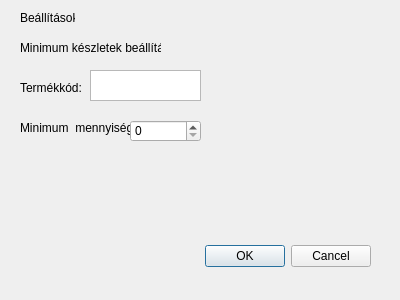
This is recept/optiondialog.ui in Teaching-projects/SZE-ProgCpp-2018-E-recept as Qt 5 draws it before an edit. The edited form follows.
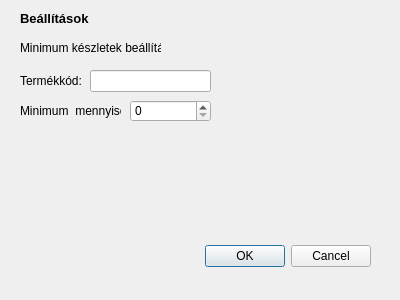
This is the edited form.

Diff of the .ui file:
```diff
--- a/recept/optiondialog.ui
+++ b/recept/optiondialog.ui
@@ -34,10 +34,17 @@
     <rect>
      <x>20</x>
      <y>10</y>
-     <width>55</width>
+     <width>71</width>
      <height>16</height>
     </rect>
    </property>
+   <property name="font">
+    <font>
+     <pointsize>10</pointsize>
+     <weight>75</weight>
+     <bold>true</bold>
+    </font>
+   </property>
    <property name="text">
     <string>Beállítások</string>
    </property>
@@ -55,23 +62,13 @@
     <string>Minimum készletek beállítása:</string>
    </property>
   </widget>
-  <widget class="QTextEdit" name="textEdit">
-   <property name="geometry">
-    <rect>
-     <x>90</x>
-     <y>70</y>
-     <width>111</width>
-     <height>31</height>
-    </rect>
-   </property>
-  </widget>
   <widget class="QLabel" name="label_3">
    <property name="geometry">
     <rect>
      <x>20</x>
-     <y>80</y>
-     <width>61</width>
-     <height>16</height>
+     <y>70</y>
+     <width>81</width>
+     <height>21</height>
     </rect>
    </property>
    <property name="text">
@@ -82,9 +79,9 @@
    <property name="geometry">
     <rect>
      <x>20</x>
-     <y>120</y>
-     <width>111</width>
-     <height>16</height>
+     <y>100</y>
+     <width>101</width>
+     <height>21</height>
     </rect>
    </property>
    <property name="text">
@@ -95,8 +92,18 @@
    <property name="geometry">
     <rect>
      <x>130</x>
-     <y>120</y>
-     <width>71</width>
+     <y>100</y>
+     <width>81</width>
+     <height>22</height>
+    </rect>
+   </property>
+  </widget>
+  <widget class="QLineEdit" name="lineEdit">
+   <property name="geometry">
+    <rect>
+     <x>90</x>
+     <y>70</y>
+     <width>121</width>
      <height>22</height>
     </rect>
    </property>
```
